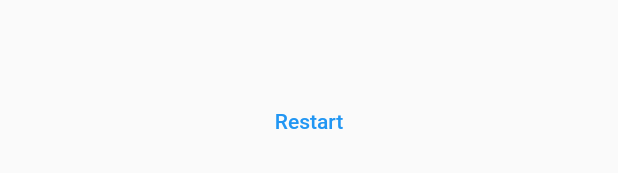
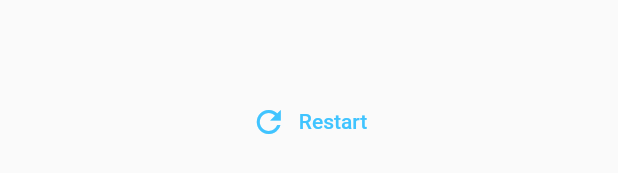
Before and after one commit to Vidhish-Trivedi/Quiz-App-FlutterBasics, a Flutter app: the ResultScreen widget shown alone on an empty page, opened directly with empty values, on a phone screen of 412 x 824 dp. Shown: the part 806-979 px from the top of the screen. Run offline on Flutter 3.47's test engine with Material 2 defaults, Android fonts, the phone set to English and light mode, and no system bars; our stand-ins replace google_fonts.

Commit message:
add restart functionality

```diff
--- a/lib/result_screen.dart
+++ b/lib/result_screen.dart
@@ -4,9 +4,10 @@ import 'package:flutter_quiz/question_summary.dart';
 import 'package:google_fonts/google_fonts.dart';
 
 class ResultScreen extends StatelessWidget {
-  const ResultScreen(this.selectedChoices, {super.key});
+  const ResultScreen(this.selectedChoices, this.onRestart, {super.key});
 
   final List<String> selectedChoices;
+  final void Function() onRestart;
 
   List<Map<String, Object>> getSummaryData() {
     final List<Map<String, Object>> summary = [];
@@ -58,9 +59,18 @@ class ResultScreen extends StatelessWidget {
             const SizedBox(
               height: 30,
             ),
-            TextButton(
-              onPressed: () {},
-              child: const Text("Restart"),
+            TextButton.icon(
+              onPressed: onRestart,
+              icon: const Icon(
+                Icons.refresh,
+                color: Colors.lightBlueAccent,
+              ),
+              label: const Text(
+                "Restart",
+                style: TextStyle(
+                  color: Colors.lightBlueAccent,
+                ),
+              ),
             ),
           ],
         )),
```
Also changed, not shown: lib/question_summary.dart (+13 -4 lines), lib/quiz.dart (+8 -1 lines).
